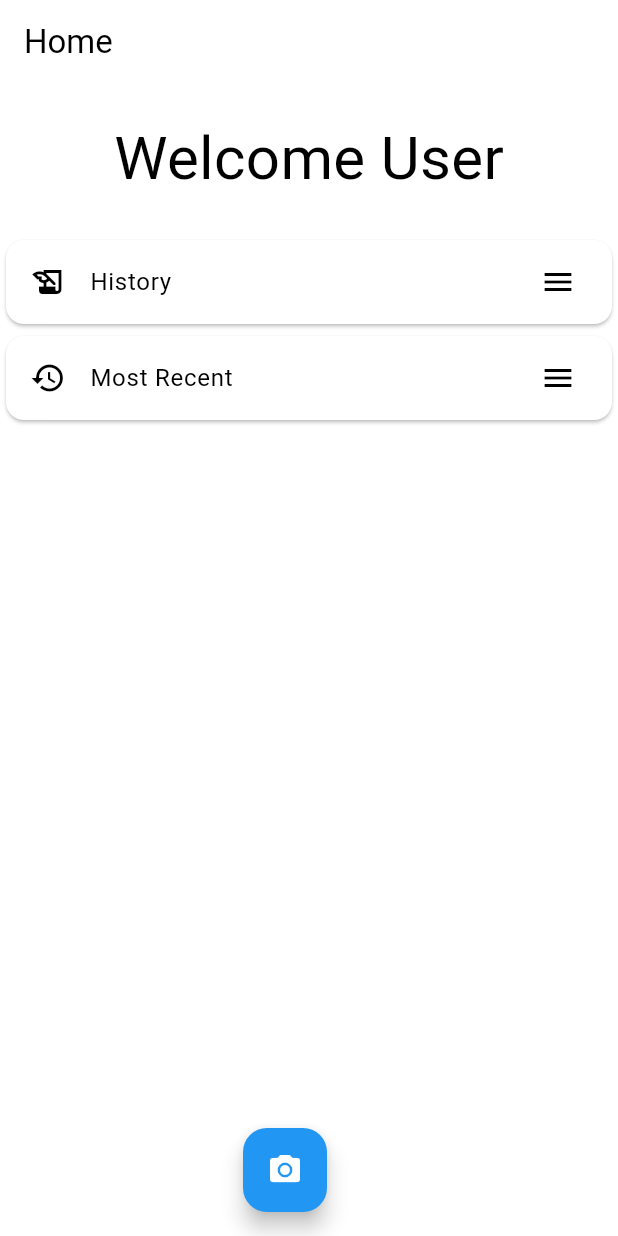
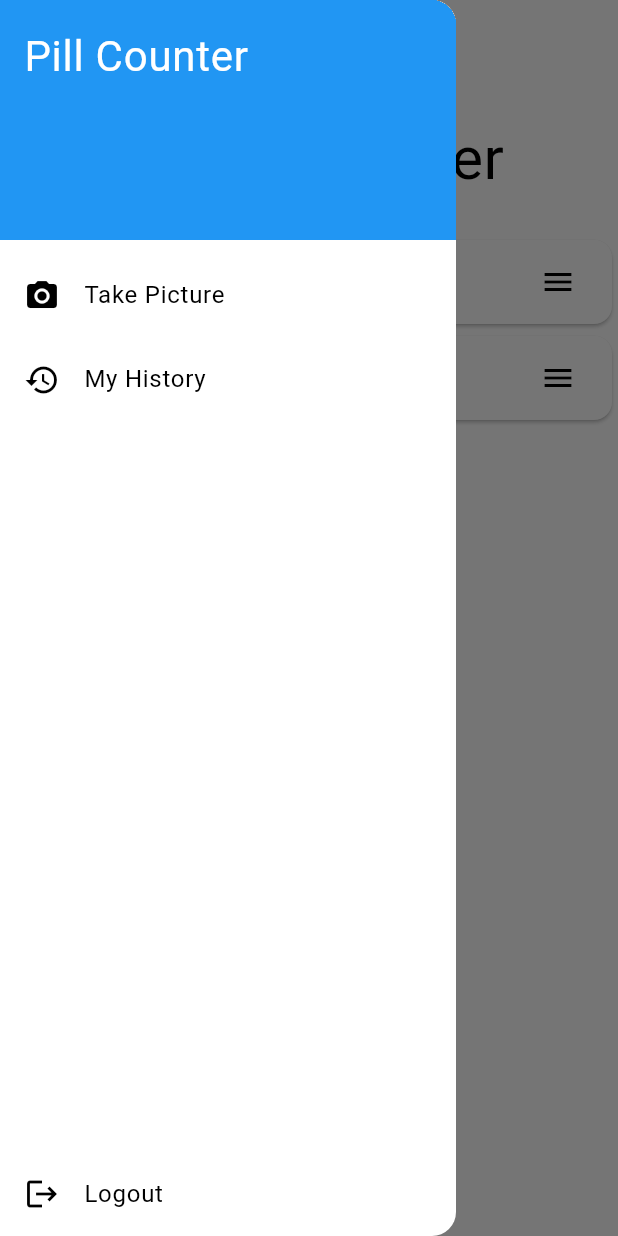
Before and after one commit to CountRx-App/CountRx, a Flutter app: the screen it shows after launch, with the side drawer open (before the commit the screen has no drawer), on a phone screen of 412 x 824 dp. Run offline on Flutter 3.47's test engine with Material 2 defaults, Android fonts, the phone set to English and light mode, and no system bars; drawn by our look-alikes of dynamic_color.

Commit message:
Added Drawer

```diff
--- /dev/null
+++ b/count_rx/lib/components/home_page_drawer.dart
@@ -0,0 +1,51 @@
+import 'package:flutter/material.dart';
+
+class HomePageDrawer extends StatelessWidget {
+  const HomePageDrawer({
+    super.key,
+  });
+
+  @override
+  Widget build(BuildContext context) {
+    return Drawer(
+      child: Column(
+        crossAxisAlignment: CrossAxisAlignment.stretch,
+        children: [
+          DrawerHeader(
+            decoration:
+                BoxDecoration(color: Theme.of(context).colorScheme.primary),
+            child: const Text(
+              "Pill Counter",
+              style: TextStyle(color: Colors.white, fontSize: 28.0),
+            ),
+          ),
+          ListTile(
+            title: const Text("Take Picture"),
+            leading: const Icon(Icons.camera_alt),
+            onTap: () {
+              Navigator.of(context).pop();
+            },
+          ),
+          ListTile(
+            title: const Text("My History"),
+            leading: const Icon(Icons.history),
+            onTap: () {
+              Navigator.of(context).pop();
+            },
+          ),
+          const Spacer(),
+          const Divider(
+            thickness: 2.0,
+          ),
+          ListTile(
+            title: const Text("Logout"),
+            leading: const Icon(Icons.logout),
+            onTap: () {
+              Navigator.of(context).pop();
+            },
+          ),
+        ],
+      ),
+    );
+  }
+}
--- a/count_rx/lib/pages/home_page.dart
+++ b/count_rx/lib/pages/home_page.dart
@@ -1,3 +1,4 @@
+import 'package:count_rx/components/home_page_drawer.dart';
 import 'package:flutter/material.dart';
 
 class HomePage extends StatefulWidget {
@@ -54,6 +55,7 @@ class _HomePageState extends State<HomePage> {
           ),
         ],
       ),
+      drawer: HomePageDrawer(),
       floatingActionButton: Container(
         alignment: Alignment.bottomCenter,
         child: FloatingActionButton(
```
